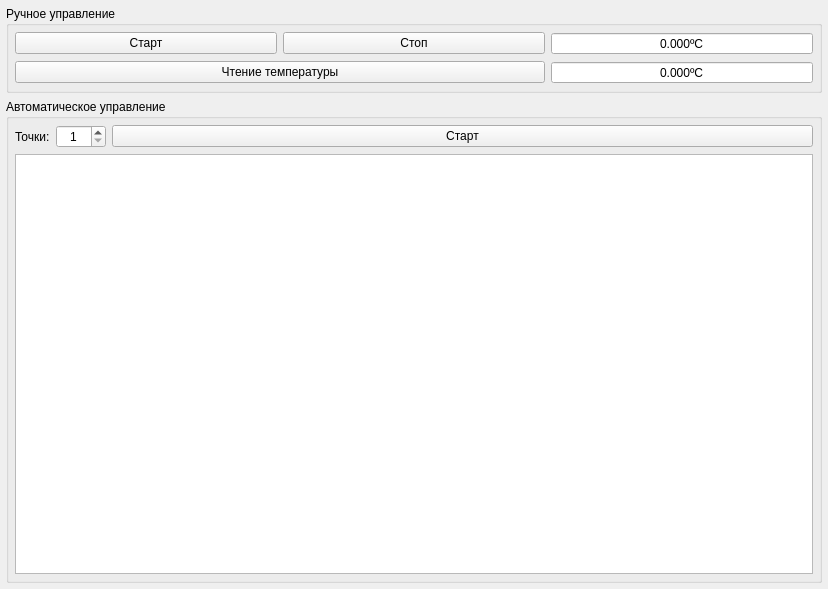
This is thermctrl.ui in XRay3D/ThermCtrl as Qt 5 draws it before an edit. The edited form follows.
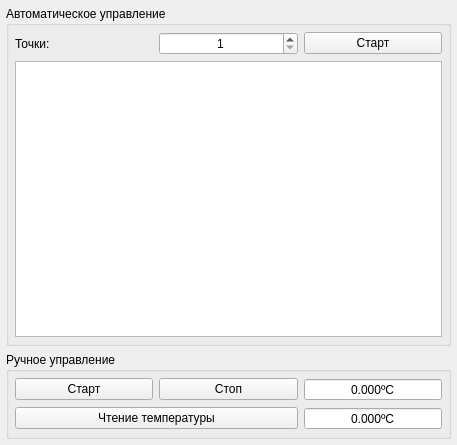
This is the edited form. Icons and pictures are not drawn. Custom widgets are drawn as their Qt base class.

Diff of the .ui file:
```diff
--- a/thermctrl.ui
+++ b/thermctrl.ui
@@ -6,8 +6,8 @@
    <rect>
     <x>0</x>
     <y>0</y>
-    <width>828</width>
-    <height>589</height>
+    <width>457</width>
+    <height>445</height>
    </rect>
   </property>
   <property name="windowTitle">
@@ -448,6 +448,73 @@
      </property>
      <widget class="QWidget" name="layoutWidget">
       <layout class="QVBoxLayout" name="verticalLayout">
+       <item>
+        <widget class="QGroupBox" name="grbxAuto">
+         <property name="enabled">
+          <bool>true</bool>
+         </property>
+         <property name="title">
+          <string>Автоматическое управление</string>
+         </property>
+         <layout class="QGridLayout" name="gridLayout_2" rowstretch="0,0" columnstretch="0,0,0">
+          <property name="leftMargin">
+           <number>6</number>
+          </property>
+          <property name="topMargin">
+           <number>6</number>
+          </property>
+          <property name="rightMargin">
+           <number>6</number>
+          </property>
+          <property name="bottomMargin">
+           <number>6</number>
+          </property>
+          <item row="0" column="2">
+           <widget class="QPushButton" name="pbAutoStartStop">
+            <property name="text">
+             <string>Старт</string>
+            </property>
+            <property name="icon">
+             <iconset resource="rc.qrc">
+              <normaloff>:/res/media-playback-start.svg</normaloff>:/res/media-playback-start.svg</iconset>
+            </property>
+            <property name="checkable">
+             <bool>true</bool>
+            </property>
+           </widget>
+          </item>
+          <item row="0" column="0">
+           <widget class="QLabel" name="label_2">
+            <property name="text">
+             <string>Точки:</string>
+            </property>
+           </widget>
+          </item>
+          <item row="0" column="1">
+           <widget class="QSpinBox" name="sbxPoints">
+            <property name="minimumSize">
+             <size>
+              <width>50</width>
+              <height>0</height>
+             </size>
+            </property>
+            <property name="alignment">
+             <set>Qt::AlignCenter</set>
+            </property>
+            <property name="minimum">
+             <number>1</number>
+            </property>
+            <property name="maximum">
+             <number>100</number>
+            </property>
+           </widget>
+          </item>
+          <item row="1" column="0" colspan="3">
+           <widget class="QTableView" name="twPoints"/>
+          </item>
+         </layout>
+        </widget>
+       </item>
        <item>
         <widget class="QGroupBox" name="grbxMan">
          <property name="enabled">
@@ -555,73 +622,6 @@
          </layout>
         </widget>
        </item>
-       <item>
-        <widget class="QGroupBox" name="grbxAuto">
-         <property name="enabled">
-          <bool>true</bool>
-         </property>
-         <property name="title">
-          <string>Автоматическое управление</string>
-         </property>
-         <layout class="QGridLayout" name="gridLayout_2" rowstretch="0,0" columnstretch="0,0,1">
-          <property name="leftMargin">
-           <number>6</number>
-          </property>
-          <property name="topMargin">
-           <number>6</number>
-          </property>
-          <property name="rightMargin">
-           <number>6</number>
-          </property>
-          <property name="bottomMargin">
-           <number>6</number>
-          </property>
-          <item row="1" column="0" colspan="3">
-           <widget class="QTableView" name="twPoints"/>
-          </item>
-          <item row="0" column="0">
-           <widget class="QLabel" name="label_2">
-            <property name="text">
-             <string>Точки:</string>
-            </property>
-           </widget>
-          </item>
-          <item row="0" column="2">
-           <widget class="QPushButton" name="pbAutoStartStop">
-            <property name="text">
-             <string>Старт</string>
-            </property>
-            <property name="icon">
-             <iconset resource="rc.qrc">
-              <normaloff>:/res/media-playback-start.svg</normaloff>:/res/media-playback-start.svg</iconset>
-            </property>
-            <property name="checkable">
-             <bool>true</bool>
-            </property>
-           </widget>
-          </item>
-          <item row="0" column="1">
-           <widget class="QSpinBox" name="sbxPoints">
-            <property name="minimumSize">
-             <size>
-              <width>50</width>
-              <height>0</height>
-             </size>
-            </property>
-            <property name="alignment">
-             <set>Qt::AlignCenter</set>
-            </property>
-            <property name="minimum">
-             <number>1</number>
-            </property>
-            <property name="maximum">
-             <number>100</number>
-            </property>
-           </widget>
-          </item>
-         </layout>
-        </widget>
-       </item>
       </layout>
      </widget>
     </widget>
```
